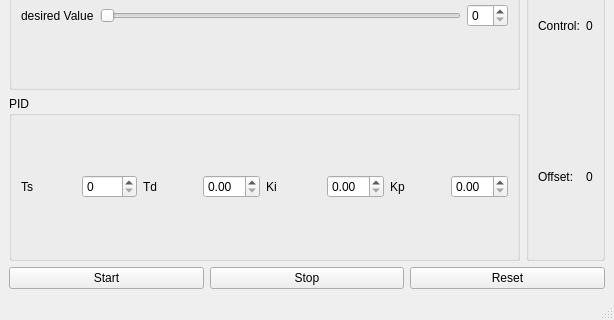
The window that mainwindow.ui (JaySi98/PIDSimulation) describes before a commit, drawn with Qt 5; both pictures show x 0 to 614 and y 429 to 749 of the 614 by 749 pixel window.
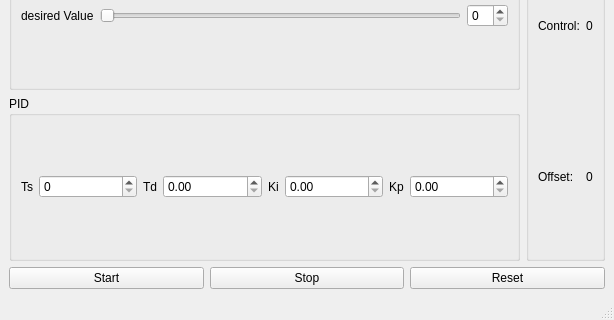
The same window after the commit.

Commit message: turned pid class into qchart

The edit to the form file:
```diff
--- a/mainwindow.ui
+++ b/mainwindow.ui
@@ -61,9 +61,15 @@
           <property name="title">
            <string>PID</string>
           </property>
-          <layout class="QHBoxLayout" name="horizontalLayout_4">
+          <layout class="QHBoxLayout" name="horizontalLayout_4" stretch="0,2,0,2,0,2,0,2">
            <item>
             <widget class="QLabel" name="label_Ts">
+             <property name="sizePolicy">
+              <sizepolicy hsizetype="Fixed" vsizetype="Fixed">
+               <horstretch>0</horstretch>
+               <verstretch>0</verstretch>
+              </sizepolicy>
+             </property>
              <property name="text">
               <string>Ts</string>
              </property>
```
The commit also changes 4 other files.
